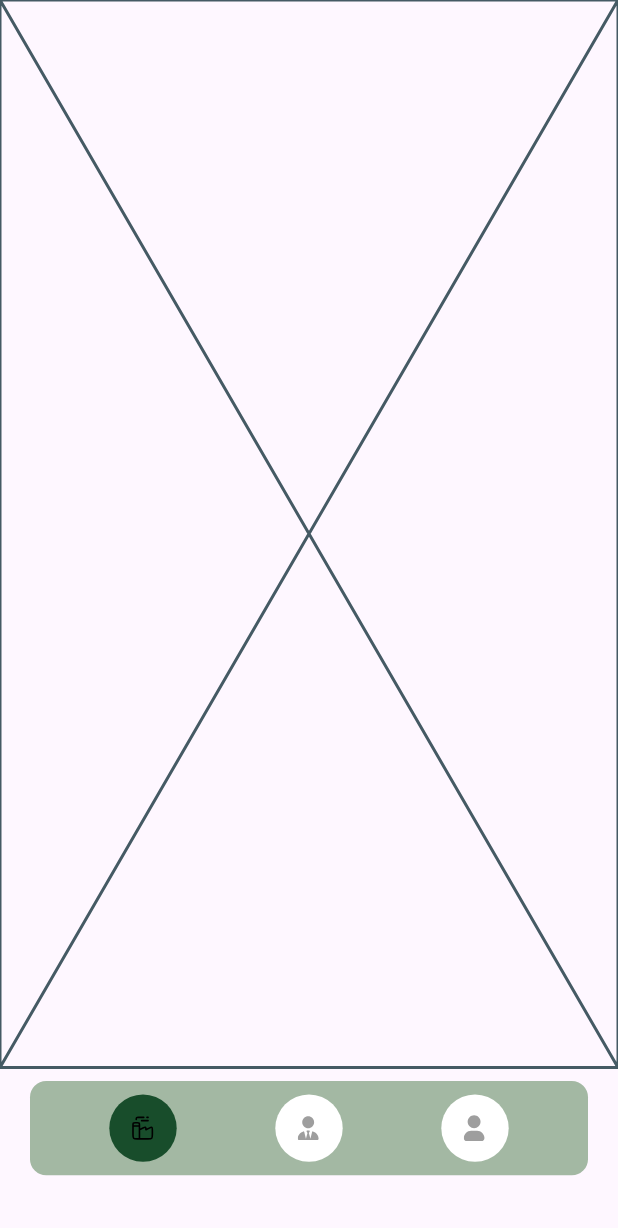
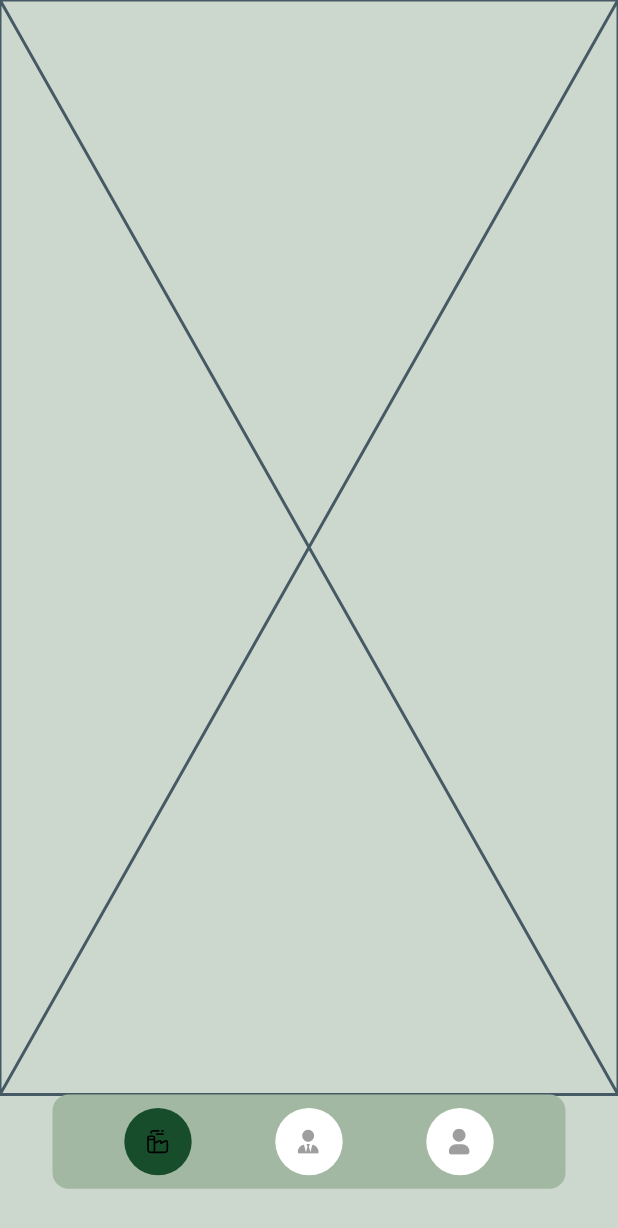
Before and after one commit to allam1768/Admin, a Flutter app: the screen it shows after launch, on a phone screen of 412 x 824 dp. Shown: the top 1228 px of the screen. Run offline on Flutter 3.47's test engine with Material 3 defaults, Android fonts, the phone set to English and light mode, and no system bars; our stand-ins replace flutter_screenutil, flutter_svg, get, google_fonts, shared_preferences.

Commit message:
fix [AP]:fix code

```diff
--- a/lib/pages/Bottom Nav/home_view.dart
+++ b/lib/pages/Bottom Nav/home_view.dart
@@ -4,7 +4,6 @@ import 'package:flutter_svg/flutter_svg.dart';
 import '../Data Client Screen/data_client_view.dart';
 import '../Data Company Screen/data_company_view.dart';
 import '../Data Worker Screen/data_worker_view.dart';
-
 
 class HomeView extends StatefulWidget {
   const HomeView({super.key});
@@ -31,60 +30,40 @@ class _HomeViewState extends State<HomeView> {
   @override
   Widget build(BuildContext context) {
     return Scaffold(
+      backgroundColor: const Color(0xFFCCD7CD),
       body: screens[currentIndex],
-      bottomNavigationBar: CustomBottomNavBar(
-        currentIndex: currentIndex,
-        onTap: onTabTapped,
+      bottomNavigationBar: Padding(
+        padding: EdgeInsets.only(bottom: 35.h),
+        child: Container(
+          padding: EdgeInsets.symmetric(horizontal: 20.w, vertical: 10.h),
+          margin: EdgeInsets.symmetric(horizontal: 35.w),
+          decoration: BoxDecoration(
+            color: const Color(0xFFA3B8A3),
+            borderRadius: BorderRadius.circular(12.r),
           ),
-    );
-  }
-}
-
-class CustomBottomNavBar extends StatelessWidget {
-  final int currentIndex;
-  final Function(int) onTap;
-
-  const CustomBottomNavBar({
-    Key? key,
-    required this.currentIndex,
-    required this.onTap,
-  }) : super(key: key);
-
-  @override
-  Widget build(BuildContext context) {
+          child: Row(
+            mainAxisAlignment: MainAxisAlignment.spaceAround,
+            children: List.generate(3, (index) {
               final List<String> icons = [
                 "assets/icons/Company_icont.svg",
                 "assets/icons/Client_icont.svg",
                 "assets/icons/Worker_icont.svg"
               ];
-
-    return Padding(
-      padding: EdgeInsets.only(bottom: 35.h), // Jarak ke bawah 35.h
-      child: Container(
-        padding: EdgeInsets.symmetric(horizontal: 20.w, vertical: 10.h),
-        decoration: BoxDecoration(
-          color: const Color(0xFFA3B8A3),
-          borderRadius: BorderRadius.circular(12.r),
-        ),
-        margin: EdgeInsets.symmetric(horizontal: 20.w, vertical: 10.h),
-        child: Row(
-          mainAxisAlignment: MainAxisAlignment.spaceAround,
-          children: List.generate(icons.length, (index) {
               bool isActive = currentIndex == index;
 
               return GestureDetector(
-              onTap: () => onTap(index),
+                onTap: () => onTabTapped(index),
                 child: Container(
                   height: 50.r,
                   width: 50.r,
                   decoration: BoxDecoration(
-                  color: isActive ? const Color(0xFF184D2B) : Colors.white, // Warna hijau tua jika aktif
+                    color: isActive ? const Color(0xFF184D2B) : Colors.white,
                     shape: BoxShape.circle,
                   ),
                   child: Center(
                     child: SvgPicture.asset(
                       icons[index],
-                    color: isActive ? Colors.black : Colors.grey, // Icon aktif hitam, tidak aktif abu-abu
+                      color: isActive ? Colors.black : Colors.grey,
                       width: 15.w,
                     ),
                   ),
@@ -93,6 +72,7 @@ class CustomBottomNavBar extends StatelessWidget {
             }),
           ),
         ),
+      ),
     );
   }
 }
```
Lines whose indentation alone changed are shown as unchanged.
